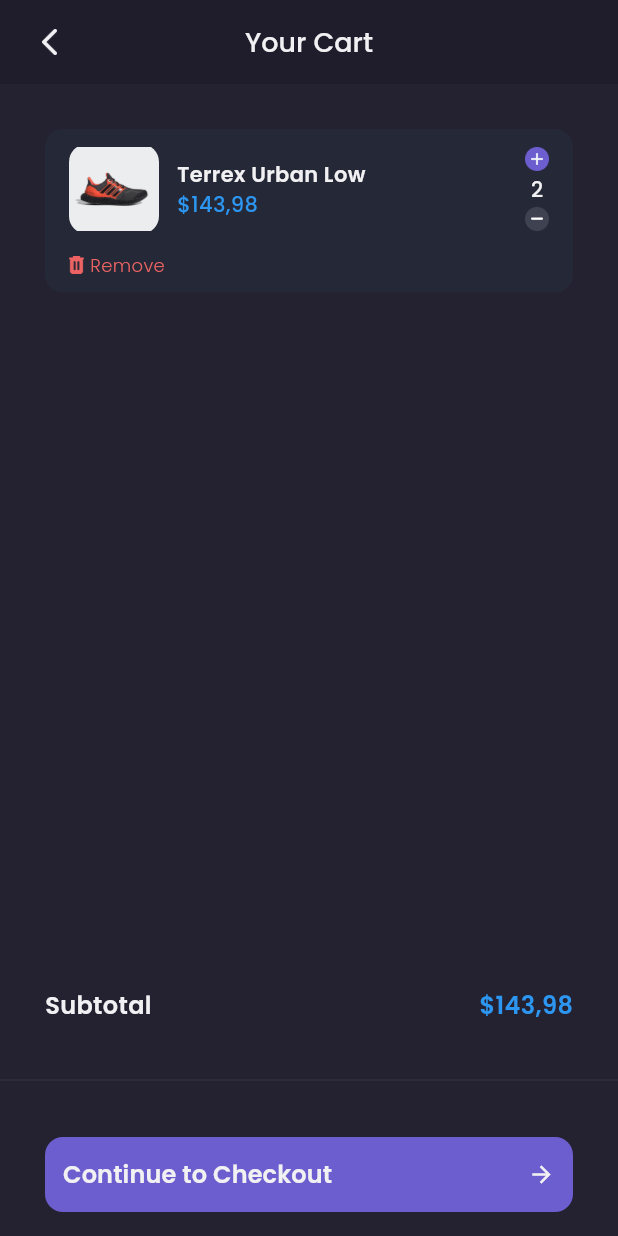
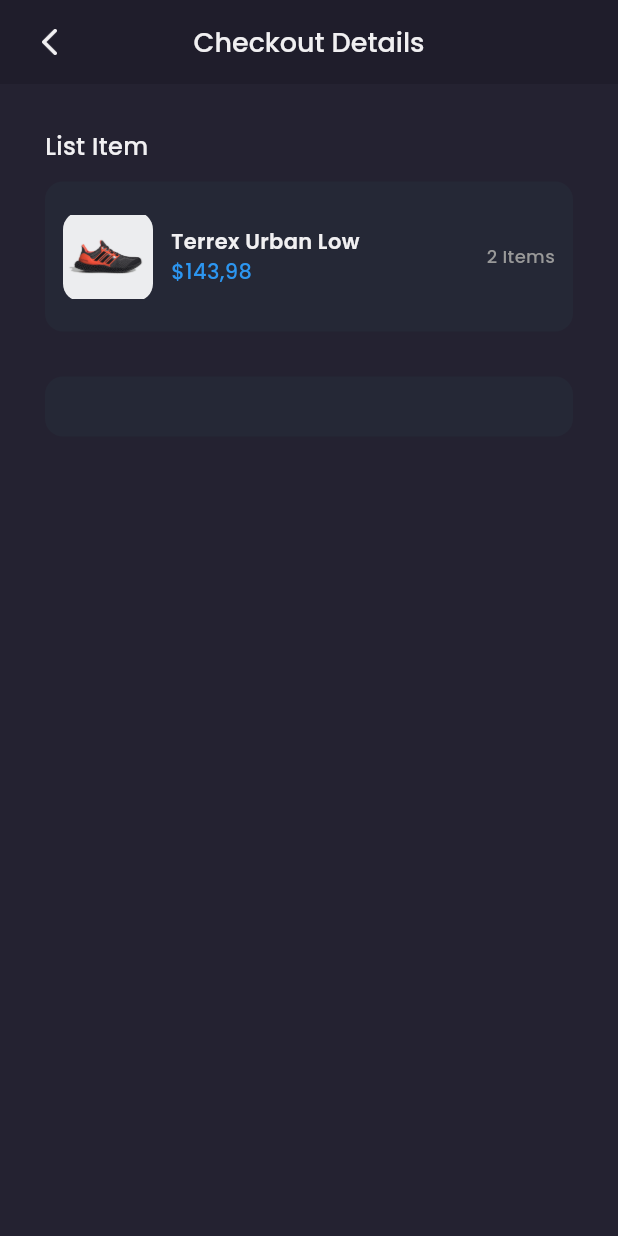
Before and after one commit to Wery-wer/E-Commerce_Flutter, a Flutter app: the CartPage screen opened by its route, after a tap on "Continue to Checkout", on a phone screen of 412 x 824 dp. Run offline on Flutter 3.47's test engine with Material 3 defaults, Android fonts, the phone set to English and light mode, and no system bars; our stand-ins replace carousel_slider, google_fonts.

Commit message:
update card_page, checkout_page and checkout_card

```diff
--- a/lib/main.dart
+++ b/lib/main.dart
@@ -1,4 +1,5 @@
 import 'package:flutter/material.dart';
+import 'package:shamo_apps/pages/checkout_page.dart';
 import 'package:shamo_apps/pages/detail_chat_page.dart';
 import 'package:shamo_apps/pages/edit_profile_page.dart';
 import 'package:shamo_apps/pages/home/main_page.dart';
@@ -27,7 +28,8 @@
         '/detail-chat': (context) => DetailChatPage(),
         '/edit-profile': (context) => EditProfilePage(),
         '/product': (context) => ProductPage(),
-        '/cart': (context) => CartPage()
+        '/cart': (context) => CartPage(),
+        '/checkout': (context) => CheckoutPage(),
       },
     );
   }
--- a/lib/pages/card_page.dart
+++ b/lib/pages/card_page.dart
@@ -7,7 +7,6 @@
 
   @override
   Widget build(BuildContext context) {
-
     PreferredSizeWidget header(){
       return AppBar(
         backgroundColor: backgroundColor1,
@@ -153,7 +152,9 @@
                     borderRadius: BorderRadius.circular(12)
                   )
                 ),
-                onPressed:(){},
+                onPressed:(){
+                  Navigator.pushNamed(context, '/checkout');
+                },
                 child: Row(
                   mainAxisAlignment: MainAxisAlignment.spaceBetween,
                   children: [
--- /dev/null
+++ b/lib/pages/checkout_page.dart
@@ -0,0 +1,98 @@
+import 'package:flutter/material.dart';
+import 'package:shamo_apps/themes/themes.dart';
+import 'package:shamo_apps/widgets/checkout_card.dart';
+
+class CheckoutPage extends StatelessWidget {
+  const CheckoutPage({super.key});
+
+  @override
+  Widget build(BuildContext context) {
+
+    PreferredSizeWidget header(){
+    return AppBar(
+      backgroundColor: backgroundColor1,
+      centerTitle: true,
+      title: Text(
+        'Checkout Details',
+        style: primaryTextStyle.copyWith(
+          fontSize: 18,
+          fontWeight: medium
+        ),
+      ),
+      elevation: 0,
+      leading: Padding(
+        padding: const EdgeInsets.only(left: 10),
+        child: IconButton(
+          icon: Image.asset(
+            'assets/arrow_back.png',
+            width: 10,
+            color: primaryTextColor,
+          ),
+          onPressed: (){
+            Navigator.pop(context);
+          },
+        ),
+      ),
+    );
+  }
+
+  Widget content (){
+      return ListView(
+        padding: EdgeInsets.symmetric(
+          horizontal: defaultMargin,
+        ),
+        children: [
+          // LIST ITEMS
+          Container(
+            margin: EdgeInsets.only(
+              top : defaultMargin
+            ),
+            child: Column(
+              crossAxisAlignment: CrossAxisAlignment.start,
+              children: [
+                Text(
+                  'List Item',
+                  style: primaryTextStyle.copyWith(
+                    fontSize: 16,
+                    fontWeight: medium
+                  ),
+                ),
+                CheckoutCard(),
+              ],
+            ),
+          ),
+
+          // ADDRESS DETAILS
+
+          Container(
+            margin: EdgeInsets.only(
+              top: defaultMargin
+            ),
+            padding: EdgeInsets.all(20),
+            decoration: BoxDecoration(
+              borderRadius: BorderRadius.circular(12),
+              color: backgroundColor4
+            ),
+          )
+        ],
+      );
+  }
+
+
+
+
+
+
+
+
+
+
+
+
+    return Scaffold(
+      backgroundColor: backgroundColor3,
+      appBar: header(),
+      body: content(),
+    );
+  }
+}
--- /dev/null
+++ b/lib/widgets/checkout_card.dart
@@ -0,0 +1,65 @@
+import 'package:flutter/material.dart';
+import 'package:shamo_apps/themes/themes.dart';
+
+class CheckoutCard extends StatelessWidget {
+  const CheckoutCard({super.key});
+
+  @override
+  Widget build(BuildContext context) {
+    return Container(
+      margin: EdgeInsets.only(
+        top: 12
+      ),
+      padding: EdgeInsets.symmetric(
+        horizontal: 12,
+        vertical: 20
+      ),
+      decoration: BoxDecoration(
+          borderRadius: BorderRadius.circular(12),
+          color: backgroundColor4
+      ),
+      child: Row(
+        children: [
+          Container(
+            width: 60,
+            height: 60,
+            decoration: BoxDecoration(
+              borderRadius: BorderRadius.circular(12),
+              image: DecorationImage(
+                  image: AssetImage('assets/image_shoes.png')
+              )
+            ),
+          ),
+          SizedBox(width: 12,),
+          Expanded(
+            child: Column(
+              crossAxisAlignment: CrossAxisAlignment.start,
+              children: [
+                Text(
+                  'Terrex Urban Low',
+                  style: primaryTextStyle.copyWith(
+                    fontWeight: semiBold
+                  ),
+                  overflow: TextOverflow.ellipsis
+                ),
+                Text(
+                  '\$143,98',
+                  style: priceTextStyle.copyWith(
+                      fontWeight: medium
+                  ),
+                )
+              ],
+            ),
+          ),
+          Text(
+            '2 Items',
+            style: secondaryTextStyle.copyWith(
+              fontWeight: medium,
+              fontSize: 12
+            ),
+          )
+        ],
+      ),
+    );
+  }
+}
```
